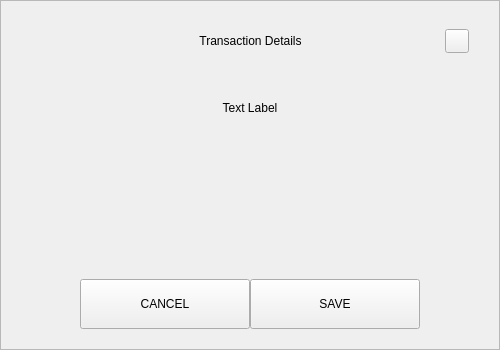
This is src/qt/bcz/forms/defaultdialog.ui in SpecialCoins/den as Qt 5 draws it before an edit. The edited form follows.
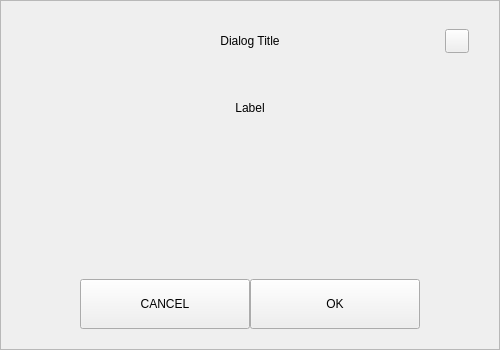
This is the edited form.

Patch:
```diff
--- a/src/qt/bcz/forms/defaultdialog.ui
+++ b/src/qt/bcz/forms/defaultdialog.ui
@@ -92,7 +92,7 @@
            <string notr="true">padding-left:24px;</string>
           </property>
           <property name="text">
-           <string>Transaction Details</string>
+           <string notr="true">Dialog Title</string>
           </property>
           <property name="alignment">
            <set>Qt::AlignCenter</set>
@@ -158,7 +158,7 @@
       <item>
        <widget class="QLabel" name="labelMessage">
         <property name="text">
-         <string>Text Label</string>
+         <string notr="true">Label</string>
         </property>
         <property name="alignment">
          <set>Qt::AlignCenter</set>
@@ -239,7 +239,7 @@
            <enum>Qt::NoFocus</enum>
           </property>
           <property name="text">
-           <string>SAVE</string>
+           <string>OK</string>
           </property>
          </widget>
         </item>
```
